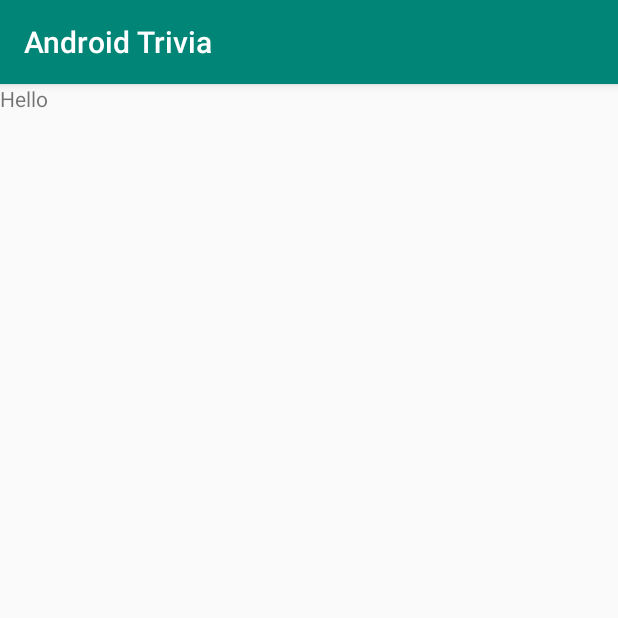
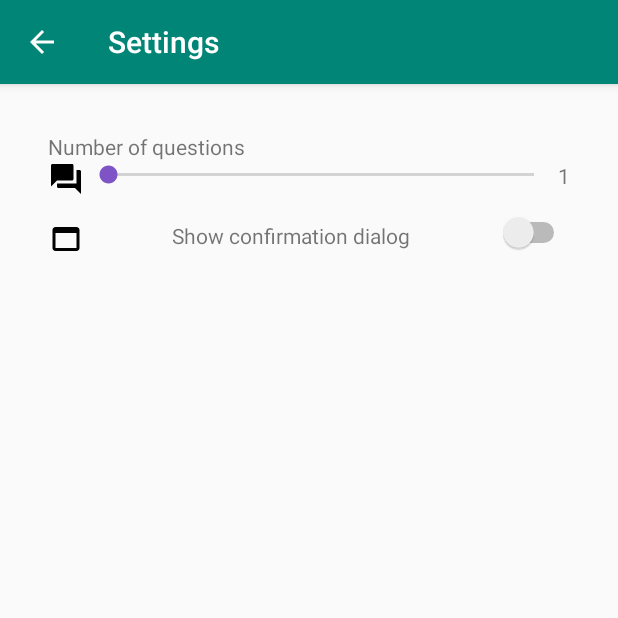
Before and after one commit to pmdmo2019-20/pr05-trivial-esthercm99, an Android app: the fragment SettingsFragment shown on its own in the app's theme, on a phone screen of 412 x 824 dp, the top half of it. Run offline under Robolectric (Android 15) with nearby library versions, the phone set to English and light mode, and no system bars.

Commit message:
Commit II
Falta dialogo de confirmación

```diff
--- a/app/src/main/java/data/GameSettings.kt
+++ b/app/src/main/java/data/GameSettings.kt
@@ -1,8 +1,9 @@
 package data
 
 object GameSettings {
-    var numQuestions : Int = 10
+    var numQuestions : Int = 1
     var actualQuestion : Int = 1
     var isWinner : Boolean = true
-    var showDialog : Boolean = true
+    var showDialog : Boolean = false
+    var goBack : Boolean = false
 }
--- a/app/src/main/java/ui/about/AboutFragment.kt
+++ b/app/src/main/java/ui/about/AboutFragment.kt
@@ -3,25 +3,23 @@ package ui.about
 import android.os.Bundle
 import androidx.fragment.app.Fragment
 import androidx.appcompat.app.AppCompatActivity
+import data.GameSettings
 
 import es.iessaladillo.pedrojoya.pr05_trivial.R
 
 class AboutFragment : Fragment(R.layout.about_fragment) {
-
     companion object {
         fun newInstance() = AboutFragment()
     }
-
     override fun onCreate(savedInstanceState: Bundle?) {
         super.onCreate(savedInstanceState)
         setupAppBar()
     }
-
     private fun setupAppBar() {
         (requireActivity() as AppCompatActivity).supportActionBar?.run {
             setDisplayHomeAsUpEnabled(true)
             title = getString(R.string.title_mnuAbout)
         }
+        GameSettings.goBack = false
     }
-
 }
--- a/app/src/main/java/ui/setting/SettingsFragment.kt
+++ b/app/src/main/java/ui/setting/SettingsFragment.kt
@@ -2,14 +2,17 @@ package ui.setting
 
 import androidx.lifecycle.ViewModelProviders
 import android.os.Bundle
+import android.view.*
+import android.widget.CompoundButton
+import android.widget.SeekBar
+import androidx.appcompat.app.AppCompatActivity
 import androidx.fragment.app.Fragment
-import android.view.LayoutInflater
-import android.view.View
-import android.view.ViewGroup
+import data.GameSettings
 
 import es.iessaladillo.pedrojoya.pr05_trivial.R
+import kotlinx.android.synthetic.main.settings_fragment.*
 
-class SettingsFragment : Fragment() {
+class SettingsFragment : Fragment(R.layout.settings_fragment) {
 
     companion object {
         fun newInstance() = SettingsFragment()
@@ -17,17 +20,43 @@ class SettingsFragment : Fragment() {
 
     private lateinit var viewModel: SettingsViewModel
 
-    override fun onCreateView(
-        inflater: LayoutInflater, container: ViewGroup?,
-        savedInstanceState: Bundle?
-    ): View? {
-        return inflater.inflate(R.layout.settings_fragment, container, false)
+    override fun onCreate(savedInstanceState: Bundle?) {
+        super.onCreate(savedInstanceState)
+        setHasOptionsMenu(false)
+        setupAppBar()
+    }
+    override fun onActivityCreated(savedInstanceState: Bundle?) {
+        super.onActivityCreated(savedInstanceState)
+        changeSeekBar()
+        changeSwitch()
+        GameSettings.goBack = false
+    }
+    override fun onCreateOptionsMenu(menu: Menu, inflater: MenuInflater) {
+        inflater.inflate(R.menu.emptybar, menu)
+        super.onCreateOptionsMenu(menu, inflater)
     }
 
-    override fun onActivityCreated(savedInstanceState: Bundle?) {
-        super.onActivityCreated(savedInstanceState)
-        viewModel = ViewModelProviders.of(this).get(SettingsViewModel::class.java)
-        // TODO: Use the ViewModel
+    private fun setupAppBar() {
+        (requireActivity() as AppCompatActivity).supportActionBar?.run {
+            setDisplayHomeAsUpEnabled(true)
+            setHasOptionsMenu(false)
+            title = getString(R.string.title_mnuSettings)
+        }
     }
-
+    private fun changeSwitch() {
+        switchDialog.setOnCheckedChangeListener { _, _ ->
+            GameSettings.showDialog = switchDialog.splitTrack
+        }
+    }
+    private fun changeSeekBar() {
+        seekbar.setOnSeekBarChangeListener(object : SeekBar.OnSeekBarChangeListener {
+            override fun onStopTrackingTouch(seekBar: SeekBar?) {}
+            override fun onStartTrackingTouch(seekBar: SeekBar?) {}
+            override fun onProgressChanged(seekBar: SeekBar, progress: Int, fromUser: Boolean) {
+                // var value = (progress * (seekBar.getWidth() - 2 * seekBar.getThumbOffset())) / seekBar.getMax()
+                numQuestion.text = progress.toString()
+                GameSettings.numQuestions = progress
+            }
+        })
+    }
 }
--- a/app/src/main/java/ui/setting/SettingsViewModel.kt
+++ b/app/src/main/java/ui/setting/SettingsViewModel.kt
@@ -3,5 +3,6 @@ package ui.setting
 import androidx.lifecycle.ViewModel
 
 class SettingsViewModel : ViewModel() {
-    // TODO: Implement the ViewModel
+
+
 }
--- a/app/src/main/res/layout/settings_fragment.xml
+++ b/app/src/main/res/layout/settings_fragment.xml
@@ -3,11 +3,73 @@
     xmlns:tools="http://schemas.android.com/tools"
     android:layout_width="match_parent"
     android:layout_height="match_parent"
+    xmlns:app="http://schemas.android.com/apk/res-auto"
     tools:context="ui.setting.SettingsFragment">
 
-    <TextView
+    <androidx.constraintlayout.widget.ConstraintLayout
         android:layout_width="match_parent"
         android:layout_height="match_parent"
-        android:text="Hello" />
+        android:layout_margin="@dimen/quadruple_margin">
+
+        <TextView android:id="@+id/lblNumQuestion"
+            android:layout_width="match_parent"
+            android:layout_height="wrap_content"
+            android:layout_marginBottom="@dimen/base_margin"
+            android:text="@string/settings_numberOfQuestions"
+            app:layout_constraintTop_toTopOf="parent"/>
+
+        <ImageView android:id="@+id/iconQuestion"
+            android:layout_width="wrap_content"
+            android:layout_height="wrap_content"
+            android:layout_marginBottom="@dimen/double_margin"
+            android:src="@drawable/ic_question_answer_black_24dp"
+            app:layout_constraintLeft_toLeftOf="parent"
+            app:layout_constraintTop_toBottomOf="@+id/lblNumQuestion"/>
+
+        <SeekBar android:id="@+id/seekbar"
+            android:layout_width="0dp"
+            android:layout_height="wrap_content"
+            android:min="1"
+            android:max="10"
+            app:layout_constraintTop_toBottomOf="@id/lblNumQuestion"
+            app:layout_constraintLeft_toRightOf="@id/iconQuestion"
+            app:layout_constraintRight_toLeftOf="@id/numQuestion"
+            android:layout_marginBottom="@dimen/double_margin"/>
+
+        <TextView android:id="@+id/numQuestion"
+            android:layout_width="wrap_content"
+            android:layout_height="wrap_content"
+            android:text="@string/minQuestion"
+            app:layout_constraintTop_toBottomOf="@id/lblNumQuestion"
+            app:layout_constraintRight_toRightOf="parent"/>
+
+        <ImageView android:id="@+id/iconDialog"
+            android:layout_width="wrap_content"
+            android:layout_height="wrap_content"
+            android:layout_marginTop="@dimen/double_margin"
+            android:src="@drawable/ic_web_asset_black_24dp"
+            app:layout_constraintLeft_toLeftOf="parent"
+            app:layout_constraintTop_toBottomOf="@id/iconQuestion"/>
+
+        <TextView android:id="@+id/lblDialog"
+            android:layout_width="wrap_content"
+            android:layout_height="wrap_content"
+            android:text="@string/settings_showDialog"
+            android:layout_marginTop="@dimen/double_margin"
+            app:layout_constraintRight_toLeftOf="@+id/switchDialog"
+            app:layout_constraintLeft_toRightOf="@id/iconDialog"
+            app:layout_constraintTop_toBottomOf="@id/iconQuestion"/>
+
+        <Switch android:id="@+id/switchDialog"
+            android:layout_width="wrap_content"
+            android:layout_height="wrap_content"
+            android:layout_marginTop="@dimen/double_margin"
+            app:layout_constraintTop_toBottomOf="@id/seekbar"
+            app:layout_constraintRight_toRightOf="parent"/>
+
+
+
+    </androidx.constraintlayout.widget.ConstraintLayout>
+
 
 </FrameLayout>
--- a/app/src/main/res/values/strings.xml
+++ b/app/src/main/res/values/strings.xml
@@ -39,5 +39,7 @@
     <!-- TODO: Remove or change this placeholder text -->
     <string name="hello_blank_fragment">Hello blank fragment</string>
     <string name="game_win_title">Congratulations</string>
+    <string name="minQuestion">1</string>
+
 
 </resources>
```
Also changed, not shown: app/src/main/java/data/LocalRepository.kt (+10 -11 lines), app/src/main/java/ui/game/GameFragment.kt (+14 -9 lines), app/src/main/java/ui/game/GameViewModel.kt (+36 -9 lines), app/src/main/java/ui/main/MainActivity.kt (+10 -9 lines), app/src/main/java/ui/reglas/RulesFragment.kt (+2 -6 lines), app/src/main/java/ui/title/TitleFragment.kt (+9 -8 lines).
